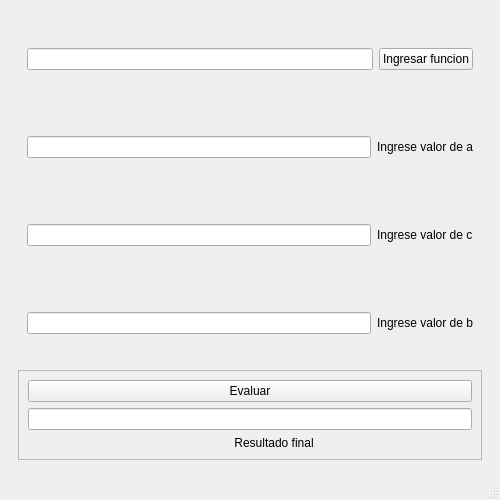
The window that mainwindow.ui (Eliasj15/Tarea-programada-3) describes before a commit, drawn with Qt 5.
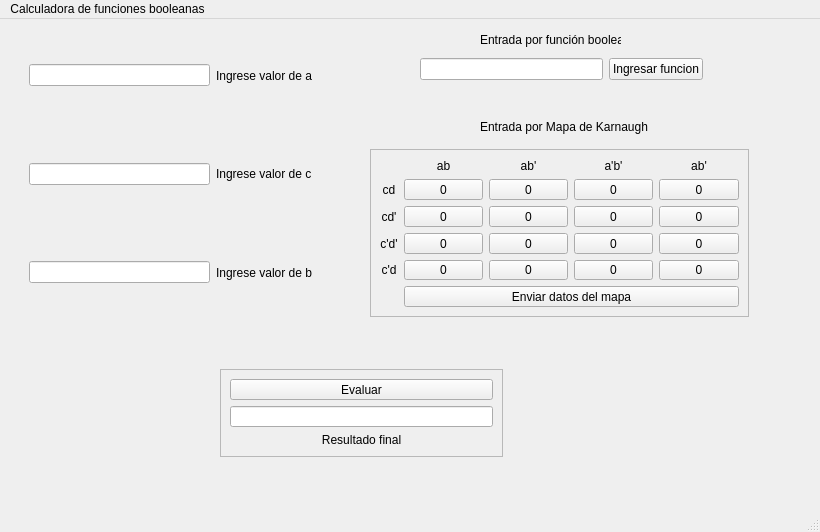
The same window after the commit.

Commit message: Agregados cambios en la interfaz (ventana)

```diff
--- a/mainwindow.ui
+++ b/mainwindow.ui
@@ -6,8 +6,8 @@
    <rect>
     <x>0</x>
     <y>0</y>
-    <width>500</width>
-    <height>500</height>
+    <width>820</width>
+    <height>532</height>
    </rect>
   </property>
   <property name="minimumSize">
@@ -20,9 +20,15 @@
    <string>MainWindow</string>
   </property>
   <widget class="QWidget" name="centralwidget">
-   <layout class="QHBoxLayout" name="horizontalLayout_5">
-    <item>
      <widget class="QWidget" name="widget_5" native="true">
+    <property name="geometry">
+     <rect>
+      <x>20</x>
+      <y>10</y>
+      <width>301</width>
+      <height>290</height>
+     </rect>
+    </property>
       <property name="minimumSize">
        <size>
         <width>301</width>
@@ -30,22 +36,6 @@
        </size>
       </property>
       <layout class="QVBoxLayout" name="verticalLayout_2">
-       <item>
-        <widget class="QWidget" name="widget" native="true">
-         <layout class="QHBoxLayout" name="horizontalLayout">
-          <item>
-           <widget class="QLineEdit" name="lineEdit"/>
-          </item>
-          <item>
-           <widget class="QPushButton" name="pushButton">
-            <property name="text">
-             <string>Ingresar funcion</string>
-            </property>
-           </widget>
-          </item>
-         </layout>
-        </widget>
-       </item>
        <item>
         <widget class="QWidget" name="widget_2" native="true">
          <layout class="QHBoxLayout" name="horizontalLayout_2">
@@ -94,8 +84,39 @@
          </layout>
         </widget>
        </item>
+    </layout>
+   </widget>
+   <widget class="QWidget" name="widget" native="true">
+    <property name="geometry">
+     <rect>
+      <x>420</x>
+      <y>30</y>
+      <width>283</width>
+      <height>41</height>
+     </rect>
+    </property>
+    <layout class="QHBoxLayout" name="horizontalLayout">
        <item>
+      <widget class="QLineEdit" name="lineEdit"/>
+     </item>
+     <item>
+      <widget class="QPushButton" name="pushButton">
+       <property name="text">
+        <string>Ingresar funcion</string>
+       </property>
+      </widget>
+     </item>
+    </layout>
+   </widget>
         <widget class="QFrame" name="frame">
+    <property name="geometry">
+     <rect>
+      <x>220</x>
+      <y>350</y>
+      <width>283</width>
+      <height>88</height>
+     </rect>
+    </property>
          <property name="frameShape">
           <enum>QFrame::StyledPanel</enum>
          </property>
@@ -116,27 +137,274 @@
           <item>
            <widget class="QLabel" name="label_4">
             <property name="text">
-             <string>                                                              Resultado final</string>
-            </property>
+        <string>Resultado final</string>
+       </property>
+       <property name="alignment">
+        <set>Qt::AlignCenter</set>
+       </property>
            </widget>
           </item>
          </layout>
         </widget>
-       </item>
-      </layout>
-     </widget>
-    </item>
-   </layout>
+   <widget class="QFrame" name="frame_2">
+    <property name="geometry">
+     <rect>
+      <x>370</x>
+      <y>130</y>
+      <width>379</width>
+      <height>168</height>
+     </rect>
+    </property>
+    <property name="frameShape">
+     <enum>QFrame::StyledPanel</enum>
+    </property>
+    <property name="frameShadow">
+     <enum>QFrame::Raised</enum>
+    </property>
+    <layout class="QGridLayout" name="gridLayout">
+     <item row="2" column="4">
+      <widget class="QPushButton" name="pushButton_8">
+       <property name="text">
+        <string>0</string>
+       </property>
+      </widget>
+     </item>
+     <item row="2" column="1">
+      <widget class="QPushButton" name="pushButton_9">
+       <property name="text">
+        <string>0</string>
+       </property>
+      </widget>
+     </item>
+     <item row="3" column="2">
+      <widget class="QPushButton" name="pushButton_11">
+       <property name="text">
+        <string>0</string>
+       </property>
+      </widget>
+     </item>
+     <item row="4" column="2">
+      <widget class="QPushButton" name="pushButton_12">
+       <property name="text">
+        <string>0</string>
+       </property>
+      </widget>
+     </item>
+     <item row="3" column="0">
+      <widget class="QLabel" name="label_11">
+       <property name="text">
+        <string>c'd'</string>
+       </property>
+       <property name="alignment">
+        <set>Qt::AlignCenter</set>
+       </property>
+      </widget>
+     </item>
+     <item row="5" column="1" colspan="4">
+      <widget class="QPushButton" name="pushButton_19">
+       <property name="text">
+        <string>Enviar datos del mapa</string>
+       </property>
+      </widget>
+     </item>
+     <item row="1" column="3">
+      <widget class="QPushButton" name="pushButton_6">
+       <property name="text">
+        <string>0</string>
+       </property>
+      </widget>
+     </item>
+     <item row="0" column="4">
+      <widget class="QLabel" name="label_8">
+       <property name="text">
+        <string>ab'</string>
+       </property>
+       <property name="alignment">
+        <set>Qt::AlignCenter</set>
+       </property>
+      </widget>
+     </item>
+     <item row="2" column="0">
+      <widget class="QLabel" name="label_10">
+       <property name="text">
+        <string>cd'</string>
+       </property>
+       <property name="alignment">
+        <set>Qt::AlignCenter</set>
+       </property>
+      </widget>
+     </item>
+     <item row="0" column="3">
+      <widget class="QLabel" name="label_7">
+       <property name="text">
+        <string>a'b'</string>
+       </property>
+       <property name="alignment">
+        <set>Qt::AlignCenter</set>
+       </property>
+      </widget>
+     </item>
+     <item row="1" column="4">
+      <widget class="QPushButton" name="pushButton_5">
+       <property name="text">
+        <string>0</string>
+       </property>
+      </widget>
+     </item>
+     <item row="0" column="1">
+      <widget class="QLabel" name="label_5">
+       <property name="text">
+        <string>ab</string>
+       </property>
+       <property name="alignment">
+        <set>Qt::AlignCenter</set>
+       </property>
+      </widget>
+     </item>
+     <item row="4" column="3">
+      <widget class="QPushButton" name="pushButton_18">
+       <property name="text">
+        <string>0</string>
+       </property>
+      </widget>
+     </item>
+     <item row="2" column="2">
+      <widget class="QPushButton" name="pushButton_7">
+       <property name="text">
+        <string>0</string>
+       </property>
+      </widget>
+     </item>
+     <item row="4" column="4">
+      <widget class="QPushButton" name="pushButton_13">
+       <property name="text">
+        <string>0</string>
+       </property>
+      </widget>
+     </item>
+     <item row="3" column="1">
+      <widget class="QPushButton" name="pushButton_16">
+       <property name="text">
+        <string>0</string>
+       </property>
+      </widget>
+     </item>
+     <item row="1" column="0">
+      <widget class="QLabel" name="label_9">
+       <property name="text">
+        <string>cd</string>
+       </property>
+       <property name="alignment">
+        <set>Qt::AlignCenter</set>
+       </property>
+      </widget>
+     </item>
+     <item row="3" column="4">
+      <widget class="QPushButton" name="pushButton_14">
+       <property name="text">
+        <string>0</string>
+       </property>
+      </widget>
+     </item>
+     <item row="1" column="1">
+      <widget class="QPushButton" name="pushButton_3">
+       <property name="text">
+        <string>0</string>
+       </property>
+      </widget>
+     </item>
+     <item row="2" column="3">
+      <widget class="QPushButton" name="pushButton_10">
+       <property name="text">
+        <string>0</string>
+       </property>
+      </widget>
+     </item>
+     <item row="4" column="1">
+      <widget class="QPushButton" name="pushButton_15">
+       <property name="text">
+        <string>0</string>
+       </property>
+      </widget>
+     </item>
+     <item row="1" column="2">
+      <widget class="QPushButton" name="pushButton_4">
+       <property name="text">
+        <string>0</string>
+       </property>
+      </widget>
+     </item>
+     <item row="3" column="3">
+      <widget class="QPushButton" name="pushButton_17">
+       <property name="text">
+        <string>0</string>
+       </property>
+      </widget>
+     </item>
+     <item row="4" column="0">
+      <widget class="QLabel" name="label_12">
+       <property name="text">
+        <string>c'd</string>
+       </property>
+       <property name="alignment">
+        <set>Qt::AlignCenter</set>
+       </property>
+      </widget>
+     </item>
+     <item row="0" column="2">
+      <widget class="QLabel" name="label_6">
+       <property name="text">
+        <string>ab'</string>
+       </property>
+       <property name="alignment">
+        <set>Qt::AlignCenter</set>
+       </property>
+      </widget>
+     </item>
+    </layout>
+   </widget>
+   <widget class="QLabel" name="label_13">
+    <property name="geometry">
+     <rect>
+      <x>480</x>
+      <y>10</y>
+      <width>141</width>
+      <height>21</height>
+     </rect>
+    </property>
+    <property name="text">
+     <string>Entrada por función booleana</string>
+    </property>
+   </widget>
+   <widget class="QLabel" name="label_14">
+    <property name="geometry">
+     <rect>
+      <x>480</x>
+      <y>100</y>
+      <width>171</width>
+      <height>16</height>
+     </rect>
+    </property>
+    <property name="text">
+     <string>Entrada por Mapa de Karnaugh</string>
+    </property>
+   </widget>
   </widget>
   <widget class="QMenuBar" name="menubar">
    <property name="geometry">
     <rect>
      <x>0</x>
      <y>0</y>
-     <width>500</width>
+     <width>820</width>
      <height>20</height>
     </rect>
    </property>
+   <widget class="QMenu" name="menuCalculadora_de_funciones_booleanas">
+    <property name="title">
+     <string>Calculadora de funciones booleanas</string>
+    </property>
+   </widget>
+   <addaction name="menuCalculadora_de_funciones_booleanas"/>
   </widget>
   <widget class="QStatusBar" name="statusbar"/>
  </widget>
```
Lines whose indentation alone changed are shown as unchanged. The commit also changes 1 other file.
